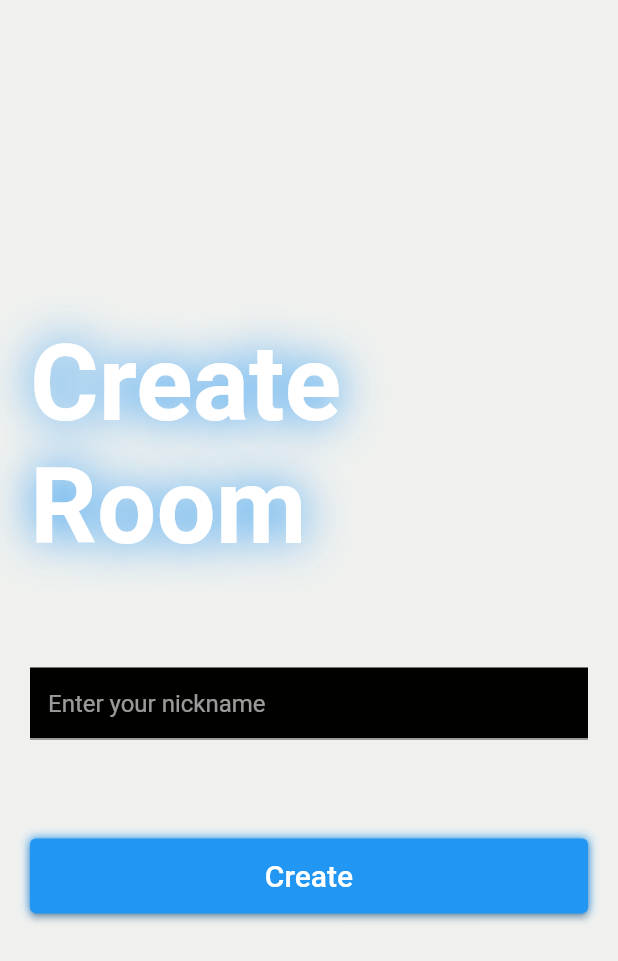
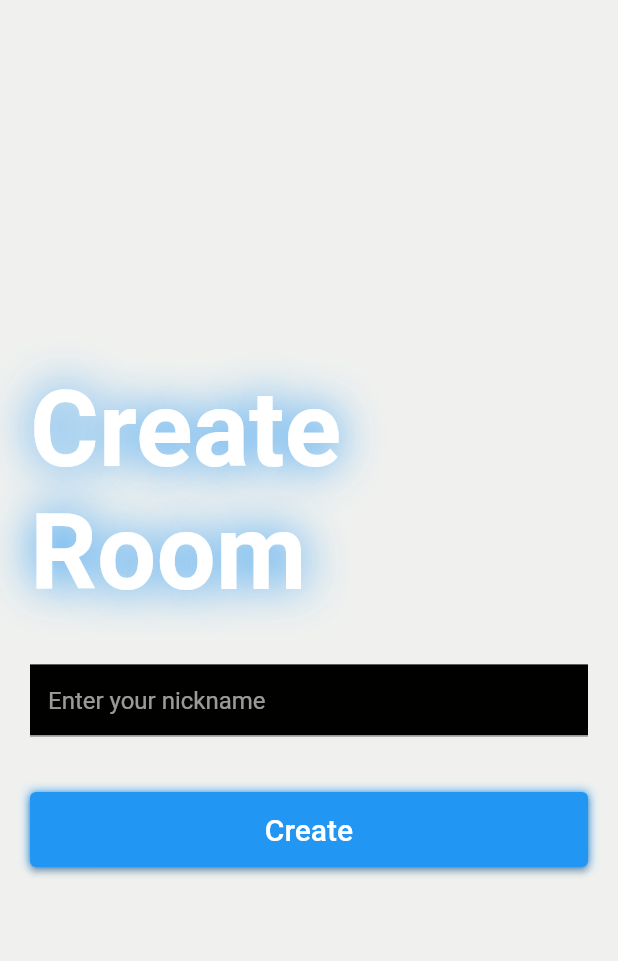
Before and after one commit to mawalou14/fltterTkTakToe, a Flutter app: the CreateRoomScreen screen opened by its route, on a phone screen of 412 x 824 dp. Shown: the top 961 px of the screen. Run offline on Flutter 3.47's test engine with Material 2 defaults, Android fonts, the phone set to English and light mode, and no system bars.

Commit message:
Creat room screem okay

```diff
--- a/lib/screens/create_room_screen.dart
+++ b/lib/screens/create_room_screen.dart
@@ -1,4 +1,5 @@
 import 'package:flutter/material.dart';
+import 'package:tictactoe/responsive/responsive.dart';
 import 'package:tictactoe/widgets/custom_button.dart';
 import 'package:tictactoe/widgets/custom_text.dart';
 import 'package:tictactoe/widgets/custom_textfield.dart';
@@ -23,7 +24,8 @@ class _CreateRoomScreenState extends State<CreateRoomScreen> {
   Widget build(BuildContext context) {
     var size = MediaQuery.of(context).size;
     return Scaffold(
-      body: Container(
+      body: Responsive(
+        child: Container(
           margin: const EdgeInsets.symmetric(
             horizontal: 20,
           ),
@@ -37,17 +39,18 @@ class _CreateRoomScreenState extends State<CreateRoomScreen> {
                 fontSize: 70,
               ),
               SizedBox(
-              height: size.height * 0.08,
+                height: size.height * 0.04,
               ),
               CustomTextField(
                   controller: _nameController, hintText: 'Enter your nickname'),
               SizedBox(
-              height: size.height * 0.08,
+                height: size.height * 0.045,
               ),
               CustomButton(onTap: () {}, text: 'Create')
             ],
           ),
         ),
+      ),
     );
   }
 }
```
Lines whose indentation alone changed are shown as unchanged.
